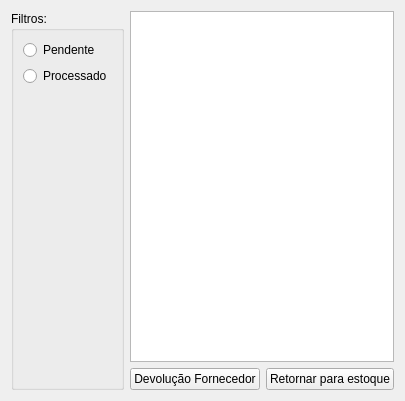
Above: ui/widgetcompradevolucao.ui from darktorres/ERP-STACCATO before the change. Below: the same form after it.
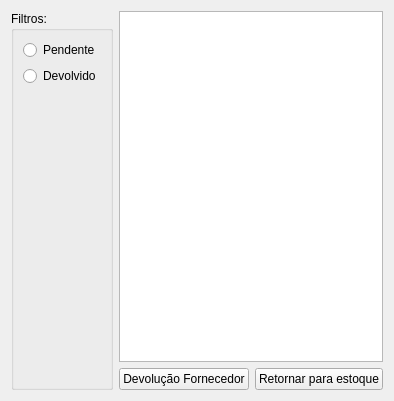
That is the form after the change. Custom widgets are drawn as their Qt base class.

What changed in the file:
```diff
--- a/ui/widgetcompradevolucao.ui
+++ b/ui/widgetcompradevolucao.ui
@@ -83,7 +83,7 @@
            <bool>true</bool>
           </property>
           <property name="text">
-           <string>Processado</string>
+           <string>Devolvido</string>
           </property>
          </widget>
         </item>
```
